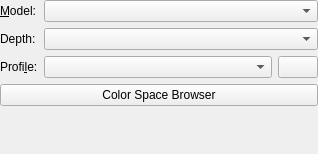
Above: libs/ui/forms/wdgcolorspaceselector.ui from KDE/krita before the change. Below: the same form after it.
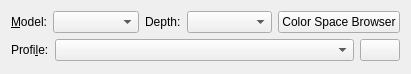
That is the form after the change. Custom widgets are drawn as their Qt base class.

Commit message: condense the color space selector a bit on the new document window

Patch:
```diff
--- a/libs/ui/forms/wdgcolorspaceselector.ui
+++ b/libs/ui/forms/wdgcolorspaceselector.ui
@@ -6,27 +6,14 @@
    <rect>
     <x>0</x>
     <y>0</y>
-    <width>318</width>
-    <height>154</height>
+    <width>411</width>
+    <height>74</height>
    </rect>
   </property>
-  <layout class="QFormLayout" name="formLayout">
-   <property name="labelAlignment">
-    <set>Qt::AlignLeading|Qt::AlignLeft|Qt::AlignVCenter</set>
-   </property>
-   <property name="leftMargin">
-    <number>0</number>
-   </property>
-   <property name="topMargin">
-    <number>0</number>
-   </property>
-   <property name="rightMargin">
-    <number>0</number>
-   </property>
-   <property name="bottomMargin">
-    <number>0</number>
-   </property>
-   <item row="0" column="0">
+  <layout class="QVBoxLayout" name="verticalLayout">
+   <item>
+    <layout class="QHBoxLayout" name="horizontalLayout">
+     <item>
     <widget class="QLabel" name="lblColorSpaces">
      <property name="text">
       <string>&amp;Model:</string>
@@ -36,7 +23,7 @@
      </property>
     </widget>
    </item>
-   <item row="0" column="1">
+     <item>
     <widget class="KisCmbIDList" name="cmbColorModels">
      <property name="sizePolicy">
       <sizepolicy hsizetype="Expanding" vsizetype="Preferred">
@@ -46,7 +33,7 @@
      </property>
     </widget>
    </item>
-   <item row="1" column="0">
+     <item>
     <widget class="QLabel" name="lblColorModels">
      <property name="text">
       <string>Depth:</string>
@@ -56,7 +43,7 @@
      </property>
     </widget>
    </item>
-   <item row="1" column="1">
+     <item>
     <widget class="KisCmbIDList" name="cmbColorDepth">
      <property name="sizePolicy">
       <sizepolicy hsizetype="Expanding" vsizetype="Preferred">
@@ -66,7 +53,18 @@
      </property>
     </widget>
    </item>
-   <item row="2" column="0">
+     <item>
+      <widget class="QPushButton" name="bnAdvanced">
+       <property name="text">
+        <string>Color Space Browser</string>
+       </property>
+      </widget>
+     </item>
+    </layout>
+   </item>
+   <item>
+    <layout class="QHBoxLayout" name="horizontalLayout_2">
+     <item>
     <widget class="QLabel" name="lblProfiles">
      <property name="text">
       <string>Profi&amp;le:</string>
@@ -76,8 +74,6 @@
      </property>
     </widget>
    </item>
-   <item row="2" column="1">
-    <layout class="QHBoxLayout" name="horizontalLayout">
      <item>
       <widget class="SqueezedComboBox" name="cmbProfile">
        <property name="sizePolicy">
@@ -103,18 +99,8 @@
      </item>
     </layout>
    </item>
-   <item row="3" column="0" colspan="2">
-    <layout class="QHBoxLayout" name="horizontalLayout_2">
-     <item>
-      <widget class="QPushButton" name="bnAdvanced">
-       <property name="text">
-        <string>Color Space Browser</string>
-       </property>
-      </widget>
-     </item>
-    </layout>
-   </item>
-  </layout>
+  </layout>
+  <zorder>lblColorSpaces</zorder>
  </widget>
  <customwidgets>
   <customwidget>
```
Lines whose indentation alone changed are shown as unchanged.
